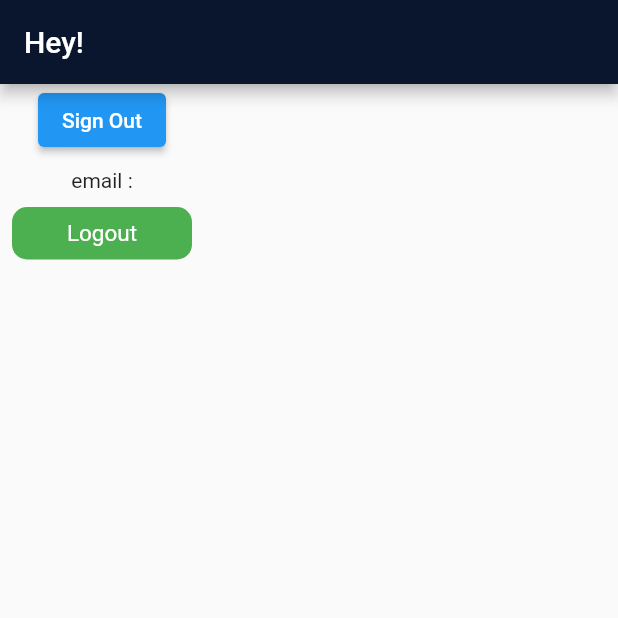
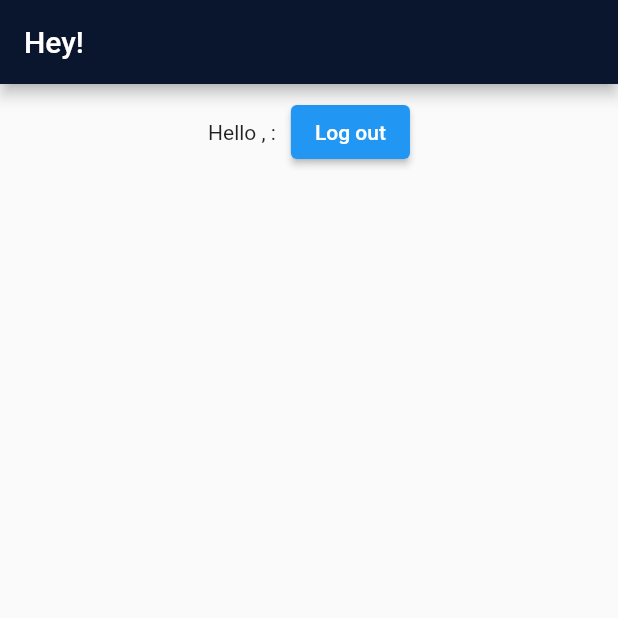
Before and after one commit to nandhakumar-c/bookmyshow, a Flutter app: the ProfilePage screen opened directly, on a phone screen of 412 x 824 dp, the top half of it. Run offline on Flutter 3.47's test engine with Material 2 defaults, Android fonts, the phone set to English and light mode, and no system bars; our stand-ins replace bloc, cloud_firestore, connectivity_plus, firebase_auth, firebase_core, firebase_messaging and 8 more; missing offline and left inert: tmdb_api; accounts and stored records are empty.

Commit message:
commit 20

```diff
--- a/lib/profilepage/profilepage.dart
+++ b/lib/profilepage/profilepage.dart
@@ -45,41 +45,35 @@ class _ProfilePageState extends State<ProfilePage> {
             }));
   }
 
+  Card cardGenerator(String text) {
+    return Card(
+      child: Text(""),
+    );
+  }
+
   Container signedInScreen(BuildContext context) {
     return Container(
       child: Column(
         children: [
-          ElevatedButton(
-              onPressed: () {
-                final provider =
-                    BlocProvider.of<GoogleSignInCubit>(context, listen: false);
-                provider.signOutWithGoogle();
-                FirebaseAuth.instance.signOut();
-              },
-              child: Text("Sign Out")),
           Padding(
               padding: const EdgeInsets.all(8.0),
-              child: Column(
-                  mainAxisAlignment: MainAxisAlignment.center,
-                  children: [
-                    Text("email :${FirebaseAuth.instance.currentUser!.email}"),
-                    SizedBox(
-                      height: 10,
-                    ),
-                    Container(
-                      width: 120,
-                      height: 35,
-                      decoration: BoxDecoration(
-                          color: Colors.green,
-                          borderRadius: BorderRadius.circular(10)),
-                      child: Center(
-                        child: Text(
-                          "Logout",
-                          style: TextStyle(fontSize: 15, color: Colors.white),
-                        ),
-                      ),
-                    ),
-                  ])),
+              child:
+                  Row(mainAxisAlignment: MainAxisAlignment.center, children: [
+                Text(
+                    "Hello , :${FirebaseAuth.instance.currentUser!.displayName}"),
+                SizedBox(
+                  width: 10,
+                ),
+                ElevatedButton(
+                    onPressed: () {
+                      final provider = BlocProvider.of<GoogleSignInCubit>(
+                          context,
+                          listen: false);
+                      provider.signOutWithGoogle();
+                      FirebaseAuth.instance.signOut();
+                    },
+                    child: Text("Log out")),
+              ])),
         ],
       ),
     );
--- a/pubspec.yaml
+++ b/pubspec.yaml
@@ -45,7 +45,8 @@ dependencies:
   cupertino_icons: ^1.0.2
   google_sign_in: ^5.4.1
   get: ^4.6.5
-  firebase_messaging:
+  firebase_messaging: ^13.0.3
+  cloud_firestore: ^3.4.9
   flutter_bloc: ^8.1.1
   provider:
 
```
Also changed, not shown: lib/main.dart (+33 -8 lines), pubspec.lock, 4 other files.
